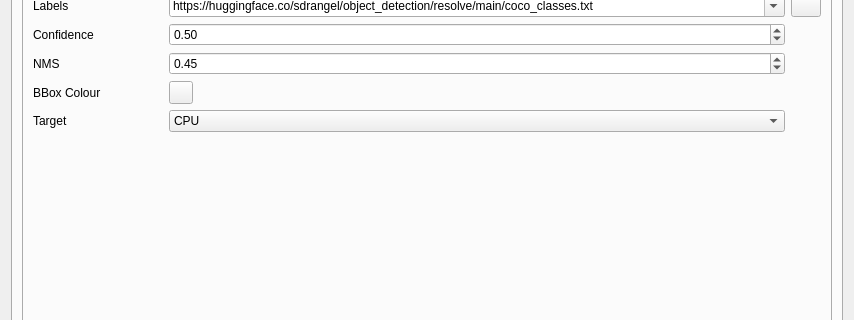
srcejon/sdrangel, file plugins/feature/camera/camerasettingsdialog.ui: the form before one commit; both pictures show x 0 to 854 and y 521 to 841 of the 854 by 969 pixel window.
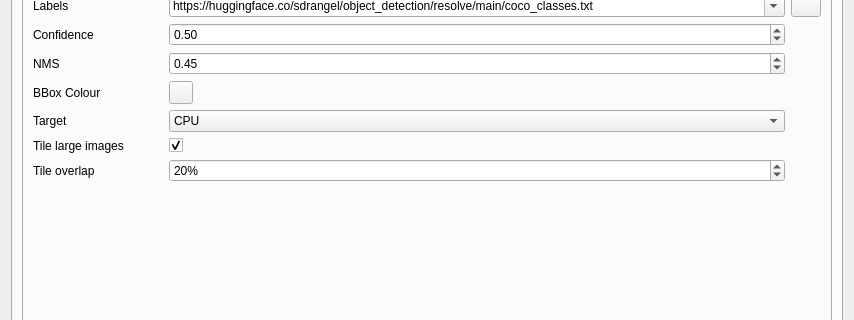
The form after the commit. The open tabs and pages were chosen to show the change. Icons and pictures are not drawn. Custom widgets are drawn as their Qt base class.

Commit message: Add tiled YOLO inference for large images

Diff of the .ui file:
```diff
--- a/plugins/feature/camera/camerasettingsdialog.ui
+++ b/plugins/feature/camera/camerasettingsdialog.ui
@@ -4237,6 +4237,49 @@
             </widget>
            </item>
            <item row="6" column="0">
+            <widget class="QLabel" name="yoloTileLargeImagesLabel">
+             <property name="text">
+              <string>Tile large images</string>
+             </property>
+            </widget>
+           </item>
+           <item row="6" column="1">
+            <widget class="QCheckBox" name="yoloTileLargeImagesCheck">
+             <property name="toolTip">
+              <string>Run object detection on overlapping YOLO-sized tiles when the input image is larger than the model input</string>
+             </property>
+             <property name="text">
+              <string/>
+             </property>
+             <property name="checked">
+              <bool>true</bool>
+             </property>
+            </widget>
+           </item>
+           <item row="7" column="0">
+            <widget class="QLabel" name="yoloTileOverlapLabel">
+             <property name="text">
+              <string>Tile overlap</string>
+             </property>
+            </widget>
+           </item>
+           <item row="7" column="1">
+            <widget class="QSpinBox" name="yoloTileOverlapSpin">
+             <property name="toolTip">
+              <string>Percentage overlap between adjacent YOLO tiles</string>
+             </property>
+             <property name="suffix">
+              <string>%</string>
+             </property>
+             <property name="maximum">
+              <number>90</number>
+             </property>
+             <property name="value">
+              <number>20</number>
+             </property>
+            </widget>
+           </item>
+           <item row="8" column="0">
             <spacer name="verticalSpacer_3">
              <property name="orientation">
               <enum>Qt::Orientation::Vertical</enum>
```
The commit also changes 6 other files.
